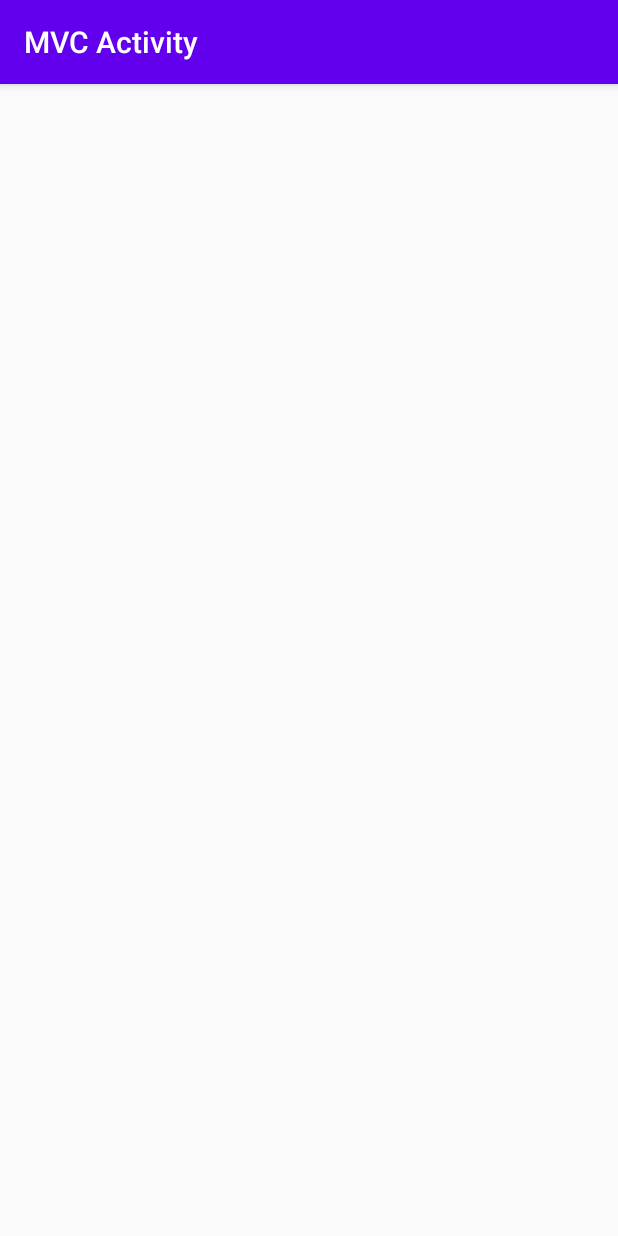
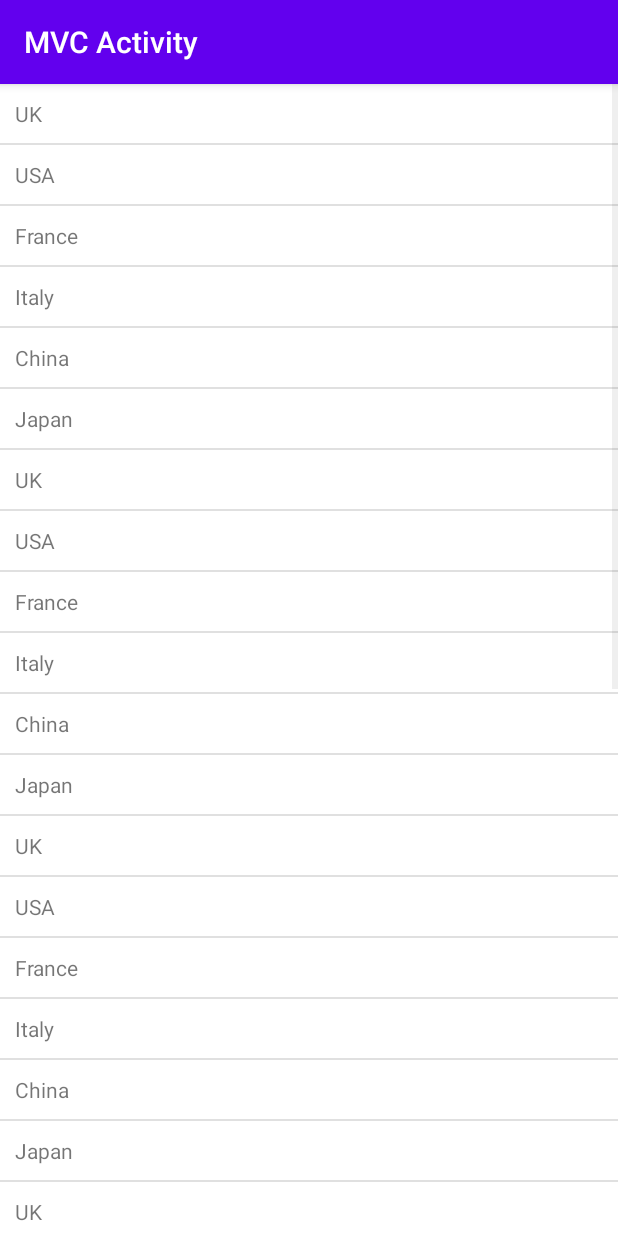
Before and after one commit to jin-aiit-a1824jj/Android-Modern-Architectures_mvc_mvp_mvvm, an Android app: the MVCActivity screen opened directly, with no data from a screen before it, on a phone screen of 412 x 824 dp. Run offline under Robolectric (Android 15) with nearby library versions, the phone set to English and light mode, and no system bars.

Commit message:
add view in  mvc activicy

```diff
--- a/app/src/main/java/a1824jj/jp/ac/aiit/modernarchitectures_sampel/mvc/MVCActivity.java
+++ b/app/src/main/java/a1824jj/jp/ac/aiit/modernarchitectures_sampel/mvc/MVCActivity.java
@@ -6,6 +6,14 @@ import androidx.appcompat.app.AppCompatActivity;
 import android.content.Context;
 import android.content.Intent;
 import android.os.Bundle;
+import android.view.View;
+import android.widget.AdapterView;
+import android.widget.ArrayAdapter;
+import android.widget.ListView;
+import android.widget.Toast;
+
+import java.util.ArrayList;
+import java.util.List;
 
 public class MVCActivity extends AppCompatActivity {
 
@@ -14,9 +22,69 @@ public class MVCActivity extends AppCompatActivity {
         super.onCreate(savedInstanceState);
         setContentView(R.layout.activity_mvc);
         setTitle("MVC Activity");
+
+        list = findViewById(R.id.list);
+        adapter = new ArrayAdapter<>(this, R.layout.row_layout, R.id.listText, listValues);
+        list.setAdapter(adapter);
+        list.setOnItemClickListener(new AdapterView.OnItemClickListener() {
+            @Override
+            public void onItemClick(AdapterView<?> parent, View view, int position, long id) {
+                Toast.makeText(MVCActivity.this, "You Clicked " + listValues.get(position), Toast.LENGTH_LONG).show();
+            }
+        });
+
+        ArrayList<String> vals = new ArrayList<>();
+        vals.add("UK");
+        vals.add("USA");
+        vals.add("France");
+        vals.add("Italy");
+        vals.add("China");
+        vals.add("Japan");
+        vals.add("UK");
+        vals.add("USA");
+        vals.add("France");
+        vals.add("Italy");
+        vals.add("China");
+        vals.add("Japan");
+        vals.add("UK");
+        vals.add("USA");
+        vals.add("France");
+        vals.add("Italy");
+        vals.add("China");
+        vals.add("Japan");
+        vals.add("UK");
+        vals.add("USA");
+        vals.add("France");
+        vals.add("Italy");
+        vals.add("China");
+        vals.add("Japan");
+        vals.add("UK");
+        vals.add("USA");
+        vals.add("France");
+        vals.add("Italy");
+        vals.add("China");
+        vals.add("Japan");
+        vals.add("UK");
+        vals.add("USA");
+        vals.add("France");
+        vals.add("Italy");
+        vals.add("China");
+        vals.add("Japan");
+        setValues(vals);
     }
 
     public static Intent getIntent(Context context){
         return new Intent(context, MVCActivity.class);
     }
+
+
+    private List<String> listValues = new ArrayList<>();
+    private ArrayAdapter<String> adapter;
+    private ListView list;
+
+    public void setValues(List<String> values){
+        listValues.clear();
+        listValues.addAll(values);
+        adapter.notifyDataSetChanged();
+    }
 }
--- a/app/src/main/res/layout/activity_mvc.xml
+++ b/app/src/main/res/layout/activity_mvc.xml
@@ -6,4 +6,12 @@
     android:layout_height="match_parent"
     tools:context=".mvc.MVCActivity">
 
+    <ListView
+        android:id="@+id/list"
+        android:layout_width="match_parent"
+        android:layout_height="match_parent"
+        android:background="#fff">
+
+    </ListView>
+
 </androidx.constraintlayout.widget.ConstraintLayout>
--- /dev/null
+++ b/app/src/main/res/layout/row_layout.xml
@@ -0,0 +1,12 @@
+<?xml version="1.0" encoding="utf-8"?>
+<LinearLayout xmlns:android="http://schemas.android.com/apk/res/android"
+    android:layout_width="match_parent"
+    android:layout_height="match_parent">
+
+    <TextView
+        android:id="@+id/listText"
+        android:layout_width="match_parent"
+        android:layout_height="wrap_content"
+        android:padding="10dp"/>
+
+</LinearLayout>
```
